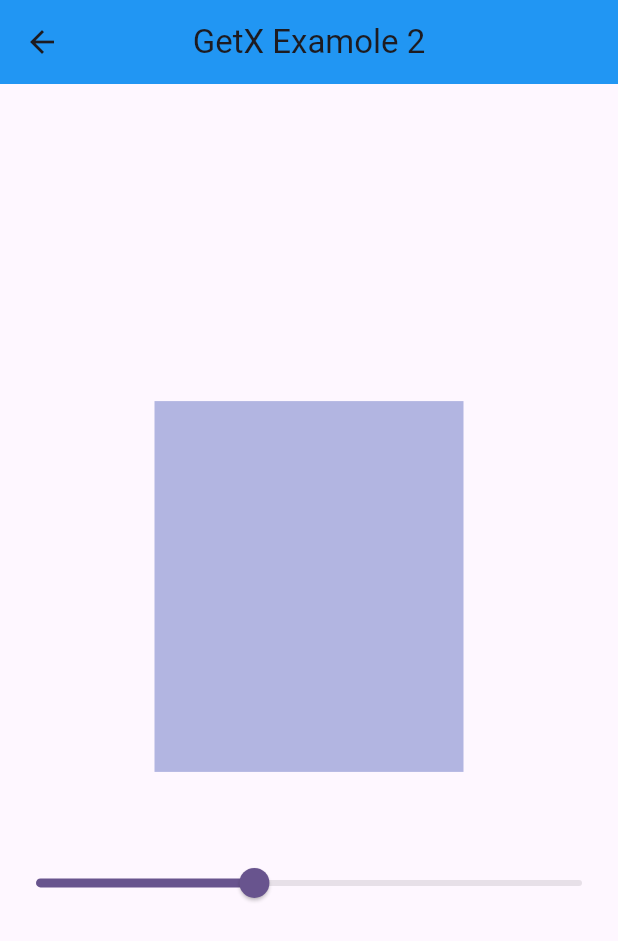
After one commit to rn-byte/State_management, a Flutter app: the screen it shows after launch, after a tap on "Flutter GetX Example Two", on a phone screen of 412 x 824 dp. The commit adds this screen. Shown: the top 941 px of the screen. Run offline on Flutter 3.47's test engine with Material 3 defaults, Android fonts, the phone set to English and light mode, and no system bars; our stand-ins replace get; network calls fail.

Commit message:
Flutter GetX Example Two added

```diff
--- /dev/null
+++ b/getx_st_mgmt/lib/Views/example_two.dart
@@ -0,0 +1,58 @@
+import 'package:flutter/material.dart';
+import 'package:get/get.dart';
+import 'package:getx_st_mgmt/controller/example_two_controller.dart';
+
+class ExampleTwo extends StatefulWidget {
+  const ExampleTwo({super.key});
+
+  @override
+  State<ExampleTwo> createState() => _ExampleTwoState();
+}
+
+class _ExampleTwoState extends State<ExampleTwo> {
+  final ExampleTwoController controller = Get.put(ExampleTwoController());
+  //var opacity = .4;
+  @override
+  Widget build(BuildContext context) {
+    debugPrint('REBUILD');
+    final height = MediaQuery.of(context).size.height * 1;
+    final width = MediaQuery.of(context).size.width * 1;
+    return Scaffold(
+      appBar: AppBar(
+        title: const Text("GetX Examole 2"),
+        centerTitle: true,
+        backgroundColor: Colors.blue,
+      ),
+      body: Center(
+        child: Column(
+          mainAxisAlignment: MainAxisAlignment.center,
+          children: [
+            Obx(
+              () {
+                return Container(
+                  height: height * .3,
+                  width: width * .5,
+                  color: Colors.indigo.withOpacity(controller.opacity.value),
+                );
+              },
+            ),
+            const SizedBox(
+              height: 50,
+            ),
+            Obx(
+              () {
+                return Slider(
+                  value: controller.opacity.value,
+                  onChanged: (value) {
+                    debugPrint('$value');
+                    controller.setValue(value);
+                  },
+                );
+              },
+            ),
+          ],
+        ),
+      ),
+    );
+  }
+}
--- a/getx_st_mgmt/lib/Views/home_view.dart
+++ b/getx_st_mgmt/lib/Views/home_view.dart
@@ -127,6 +127,15 @@ class _HomeViewState extends State<HomeView> {
                 subtitle: const Text('Click Here to GoTo That screen'),
               ),
             ),
+            Card(
+              child: ListTile(
+                onTap: () {
+                  Get.toNamed('/ExampleTwo');
+                },
+                title: const Text('Flutter GetX Example Two'),
+                subtitle: const Text('Click Here to GoTo That screen'),
+              ),
+            ),
           ],
         ),
       ),
--- /dev/null
+++ b/getx_st_mgmt/lib/controller/example_two_controller.dart
@@ -0,0 +1,9 @@
+import 'package:get/get.dart';
+
+class ExampleTwoController extends GetxController {
+  RxDouble opacity = .4.obs;
+
+  setValue(double value) {
+    opacity.value = value;
+  }
+}
--- a/getx_st_mgmt/lib/main.dart
+++ b/getx_st_mgmt/lib/main.dart
@@ -1,6 +1,7 @@
 import 'package:flutter/material.dart';
 import 'package:get/get.dart';
 import 'package:getx_st_mgmt/Views/counter_view.dart';
+import 'package:getx_st_mgmt/Views/example_two.dart';
 import 'package:getx_st_mgmt/Views/language_translation.dart';
 import 'package:getx_st_mgmt/Views/screen_one.dart';
 import 'package:getx_st_mgmt/Views/screen_two.dart';
@@ -37,6 +38,7 @@ class MyApp extends StatelessWidget {
         GetPage(name: '/', page: () => const HomeView()),
         GetPage(name: '/ScreenOne', page: () => const ScreenOne()),
         GetPage(name: '/CounterView', page: () => const CounterView()),
+        GetPage(name: '/ExampleTwo', page: () => const ExampleTwo()),
         GetPage(name: '/ScreenTwo', page: () => const ScreenTwo()),
         GetPage(
             name: '/LangTranslationScr',
```
